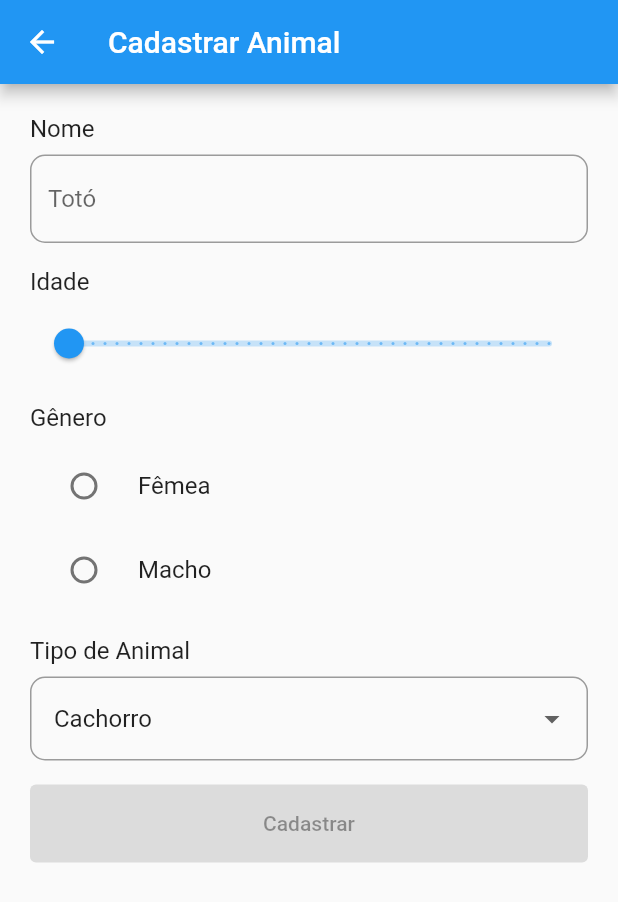
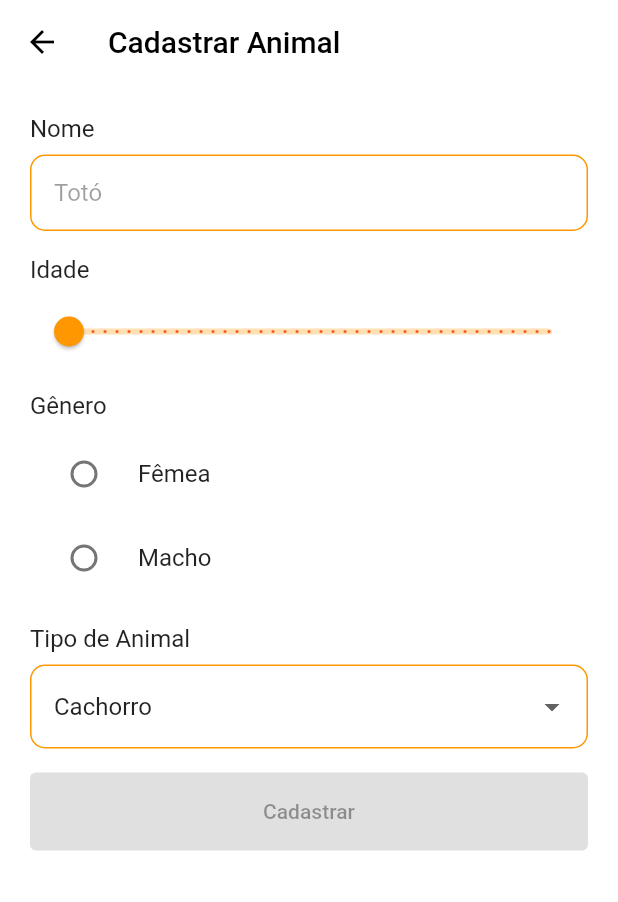
Before and after one commit to hakkinenT/pet_app_with_cubit, a Flutter app: the screen it shows after launch, after a tap on the "add" icon, on a phone screen of 412 x 824 dp. Shown: the top 902 px of the screen. Run offline on Flutter 3.47's test engine with Material 2 defaults, Android fonts, the light colour scheme and no system bars; our stand-ins replace bloc, equatable, flutter_bloc, flutter_svg.

Commit message:
ajustes e novas adições

```diff
--- a/lib/pages/home_page/home_page.dart
+++ b/lib/pages/home_page/home_page.dart
@@ -1,5 +1,7 @@
 import 'package:flutter/material.dart';
 import 'package:flutter_bloc/flutter_bloc.dart';
+import 'package:flutter_svg/flutter_svg.dart';
+import 'package:pet_app_with_cubit/utils/constants/constants.dart';
 
 import '../../cubit/form_validation_cubit.dart';
 import '../register_pet/register_pet_page.dart';
@@ -37,7 +39,10 @@ class HomePage extends StatelessWidget {
             ),
           );
         },
-        child: const Icon(Icons.add),
+        child: const Icon(
+          Icons.add,
+          color: Colors.black,
+        ),
       ),
     );
   }
@@ -97,8 +102,27 @@ class EmptyList extends StatelessWidget {
 
   @override
   Widget build(BuildContext context) {
-    return const Center(
-      child: Text("A lista está vazia"),
+    return Padding(
+      padding: const EdgeInsets.all(20.0),
+      child: Column(
+        mainAxisSize: MainAxisSize.min,
+        children: [
+          AspectRatio(
+            aspectRatio: 1 / 1,
+            child: SvgPicture.asset(
+              emptyList,
+            ),
+          ),
+          const SizedBox(
+            height: 16,
+          ),
+          const Text(
+            "Não há nada aqui. \nClique em + e cadastre um pet.",
+            textAlign: TextAlign.center,
+            style: TextStyle(fontWeight: FontWeight.w500, fontSize: 18),
+          )
+        ],
+      ),
     );
   }
 }
--- a/lib/pages/register_pet/register_pet_page.dart
+++ b/lib/pages/register_pet/register_pet_page.dart
@@ -4,11 +4,12 @@ import 'package:pet_app_with_cubit/cubit/form_validation_cubit.dart';
 import 'package:pet_app_with_cubit/pages/register_pet/widgets/type_animal_drop_down.dart';
 
 import '../../data/enum/gender.dart';
-import 'widgets/custom_drop_down_form_field.dart';
+import 'widgets/age_slider.dart';
 import 'widgets/custom_elevated_button.dart';
 import 'widgets/custom_text_form_field.dart';
 import 'widgets/error_message.dart';
-import 'widgets/form_label.dart';
+import 'widgets/female_option.dart';
+import 'widgets/male_option.dart';
 import 'widgets/pet_form_field.dart';
 
 class RegisterPetPage extends StatelessWidget {
@@ -55,23 +56,10 @@ class _RegisterPetViewState extends State<RegisterPetView> {
       body: BlocListener<FormValidationCubit, FormValidationState>(
         listener: (context, state) {
           if (state.status.isSuccess) {
-            ScaffoldMessenger.of(context)
-              ..hideCurrentSnackBar
-              ..showSnackBar(
-                const SnackBar(
-                  content: Text("Pet adicionado com sucesso"),
-                ),
-              );
-            Navigator.pop(context);
+            _showSnackBar(context, "Pet adicionado com sucesso!", Colors.green);
           } else if (state.status.isFailure) {
-            ScaffoldMessenger.of(context)
-              ..hideCurrentSnackBar
-              ..showSnackBar(
-                const SnackBar(
-                  content: Text("Houve um erro"),
-                ),
-              );
-            Navigator.pop(context);
+            _showSnackBar(
+                context, "Houve um erro ao adicionar o Pet!", Colors.red);
           }
         },
         child: GestureDetector(
@@ -93,7 +81,7 @@ class _RegisterPetViewState extends State<RegisterPetView> {
                 const PetFormField(
                   label: "Idade",
                   field: [
-                    AgeSlider(),
+                    AgeField(),
                   ],
                 ),
                 fieldSpacing,
@@ -123,6 +111,19 @@ class _RegisterPetViewState extends State<RegisterPetView> {
   final SizedBox fieldSpacing = const SizedBox(
     height: 16,
   );
+
+  _showSnackBar(BuildContext context, String message,
+      [Color? backgroundColor]) {
+    ScaffoldMessenger.of(context)
+      ..hideCurrentSnackBar
+      ..showSnackBar(
+        SnackBar(
+          content: Text(message),
+          backgroundColor: backgroundColor,
+        ),
+      );
+    Navigator.pop(context);
+  }
 }
 
 class NameField extends StatelessWidget {
@@ -153,8 +154,8 @@ class NameField extends StatelessWidget {
   }
 }
 
-class AgeSlider extends StatelessWidget {
-  const AgeSlider({super.key});
+class AgeField extends StatelessWidget {
+  const AgeField({super.key});
 
   @override
   Widget build(BuildContext context) {
@@ -162,18 +163,20 @@ class AgeSlider extends StatelessWidget {
 
     return BlocBuilder<FormValidationCubit, FormValidationState>(
       builder: (context, state) {
+        final ageInput = state.ageInput;
+        final age = ageInput.value;
+        final hasError = state.hasError;
+
         return Column(
           crossAxisAlignment: CrossAxisAlignment.start,
           children: [
-            Slider(
-              value: state.ageInput.value,
-              max: 40,
-              divisions: 40,
-              label: state.ageInput.value.round().toString(),
+            AgeSlider(
+              value: age,
+              label: age,
               onChanged: cubit.onAgeChanged,
             ),
-            if (state.hasError && state.ageInput.error != null)
-              ErrorMessage(message: state.ageInput.error!)
+            if (hasError && ageInput.error != null)
+              ErrorMessage(message: ageInput.error!)
           ],
         );
       },
@@ -190,25 +193,27 @@ class GenderOption extends StatelessWidget {
 
     return BlocBuilder<FormValidationCubit, FormValidationState>(
       builder: (context, state) {
+        final genderInput = state.genderInput;
+        final groupValue = genderInput.value;
+        final hasError = state.hasError;
+
+        genderChanged(Gender? gender) {
+          if (gender != null) cubit.onGenderChanged(gender);
+        }
+
         return Column(
           crossAxisAlignment: CrossAxisAlignment.start,
           children: [
-            RadioListTile<Gender>(
-                title: const Text("Fêmea"),
-                value: Gender.female,
-                groupValue: state.genderInput.value,
-                onChanged: (gender) {
-                  if (gender != null) cubit.onGenderChanged(gender);
-                }),
-            RadioListTile<Gender>(
-                title: const Text("Macho"),
-                value: Gender.male,
-                groupValue: state.genderInput.value,
-                onChanged: (gender) {
-                  if (gender != null) cubit.onGenderChanged(gender);
-                }),
-            if (state.hasError && state.genderInput.error != null)
-              ErrorMessage(message: state.genderInput.error!)
+            FemaleOption(
+              groupValue: groupValue,
+              onChanged: genderChanged,
+            ),
+            MaleOption(
+              groupValue: groupValue,
+              onChanged: genderChanged,
+            ),
+            if (hasError && genderInput.error != null)
+              ErrorMessage(message: genderInput.error!)
           ],
         );
       },
--- /dev/null
+++ b/lib/pages/register_pet/widgets/age_slider.dart
@@ -0,0 +1,25 @@
+import 'package:flutter/material.dart';
+
+class AgeSlider extends StatelessWidget {
+  const AgeSlider({
+    super.key,
+    required this.value,
+    required this.label,
+    this.onChanged,
+  });
+
+  final double value;
+  final double label;
+  final ValueChanged<double>? onChanged;
+
+  @override
+  Widget build(BuildContext context) {
+    return Slider(
+      value: value,
+      max: 40,
+      divisions: 40,
+      label: value.round().toString(),
+      onChanged: onChanged,
+    );
+  }
+}
--- a/lib/pages/register_pet/widgets/custom_drop_down_form_field.dart
+++ b/lib/pages/register_pet/widgets/custom_drop_down_form_field.dart
@@ -31,13 +31,8 @@ class CustomDropdownFormField extends StatelessWidget {
         autovalidateMode: AutovalidateMode.onUserInteraction,
         focusNode: focusNode,
         decoration: InputDecoration(
-            errorText: errorText,
-            border: const OutlineInputBorder(
-              borderRadius: BorderRadius.all(
-                Radius.circular(10),
-              ),
-            ),
-            contentPadding: const EdgeInsets.all(16)),
+          errorText: errorText,
+        ),
         items: items,
         validator: validator,
         onChanged: onChanged,
--- a/lib/pages/register_pet/widgets/custom_text_form_field.dart
+++ b/lib/pages/register_pet/widgets/custom_text_form_field.dart
@@ -45,9 +45,6 @@ class CustomTextFormField extends StatelessWidget {
       decoration: InputDecoration(
         hintText: hintText,
         errorText: errorText,
-        border: OutlineInputBorder(
-          borderRadius: BorderRadius.circular(10),
-        ),
       ),
     );
   }
--- /dev/null
+++ b/lib/pages/register_pet/widgets/female_option.dart
@@ -0,0 +1,23 @@
+import 'package:flutter/material.dart';
+
+import '../../../data/enum/gender.dart';
+
+class FemaleOption extends StatelessWidget {
+  const FemaleOption({
+    super.key,
+    this.groupValue,
+    this.onChanged,
+  });
+
+  final Gender? groupValue;
+  final ValueChanged<Gender?>? onChanged;
+
+  @override
+  Widget build(BuildContext context) {
+    return RadioListTile<Gender>(
+        title: const Text("Fêmea"),
+        value: Gender.female,
+        groupValue: groupValue,
+        onChanged: onChanged);
+  }
+}
--- /dev/null
+++ b/lib/pages/register_pet/widgets/male_option.dart
@@ -0,0 +1,23 @@
+import 'package:flutter/material.dart';
+
+import '../../../data/enum/gender.dart';
+
+class MaleOption extends StatelessWidget {
+  const MaleOption({
+    super.key,
+    this.groupValue,
+    this.onChanged,
+  });
+
+  final Gender? groupValue;
+  final ValueChanged<Gender?>? onChanged;
+
+  @override
+  Widget build(BuildContext context) {
+    return RadioListTile<Gender>(
+        title: const Text("Macho"),
+        value: Gender.male,
+        groupValue: groupValue,
+        onChanged: onChanged);
+  }
+}
--- /dev/null
+++ b/lib/themes/theme.dart
@@ -0,0 +1,58 @@
+import 'package:flutter/material.dart';
+
+class PetTheme {
+  static final light = _lightTheme.copyWith(
+      appBarTheme: _appBarTheme,
+      colorScheme: _colorScheme,
+      sliderTheme: _sliderTheme,
+      iconTheme: _iconTheme,
+      inputDecorationTheme: _inputDecorationTheme,
+      scaffoldBackgroundColor: Colors.white,
+      expansionTileTheme: _expansionTileTheme);
+
+  static final _lightTheme = ThemeData.light();
+
+  static final _colorScheme =
+      _lightTheme.colorScheme.copyWith(secondary: Colors.orange);
+
+  static final _appBarTheme = _lightTheme.appBarTheme.copyWith(
+    backgroundColor: Colors.white,
+    foregroundColor: Colors.black,
+    elevation: 0,
+    iconTheme: _iconTheme,
+  );
+
+  static final _iconTheme = _lightTheme.iconTheme.copyWith(color: Colors.black);
+
+  static final _sliderTheme = _lightTheme.sliderTheme.copyWith(
+    thumbColor: Colors.orange,
+    activeTrackColor: Colors.orange,
+    inactiveTrackColor: Colors.orange.shade100,
+    activeTickMarkColor: Colors.black26,
+    inactiveTickMarkColor: Colors.deepOrange,
+    valueIndicatorColor: Colors.orange.shade400,
+    valueIndicatorTextStyle: const TextStyle(color: Colors.black),
+  );
+
+  static final _inputDecorationTheme =
+      _lightTheme.inputDecorationTheme.copyWith(
+          border: _outlineInputBorder(Colors.orange),
+          focusedBorder: _outlineInputBorder(
+            Colors.orange.shade200,
+          ),
+          enabledBorder: _outlineInputBorder(Colors.orange),
+          hintStyle: const TextStyle(color: Colors.black38),
+          contentPadding: const EdgeInsets.all(16));
+
+  static OutlineInputBorder _outlineInputBorder(Color color) {
+    return OutlineInputBorder(
+        borderRadius: BorderRadius.circular(10),
+        borderSide: BorderSide(color: color));
+  }
+
+  static final _expansionTileTheme = _lightTheme.expansionTileTheme.copyWith(
+      collapsedIconColor: Colors.black,
+      collapsedTextColor: Colors.black,
+      iconColor: Colors.orange,
+      textColor: Colors.orange);
+}
--- a/lib/utils/constants/constants.dart
+++ b/lib/utils/constants/constants.dart
@@ -3,3 +3,4 @@ const String cat = "assets/images/cat.svg";
 const String pig = "assets/images/pig.svg";
 const String horse = "assets/images/horse.svg";
 const String parrot = "assets/images/parrot.svg";
+const String emptyList = "assets/images/empty_list.svg";
```
Also changed, not shown: lib/cubit/form_validation_cubit.dart (+6 -8 lines), lib/data/inputs/pet_type_input.dart (deleted, +0 -14 lines), lib/main.dart (+3 -88 lines), assets/images/empty_list.svg (added).
